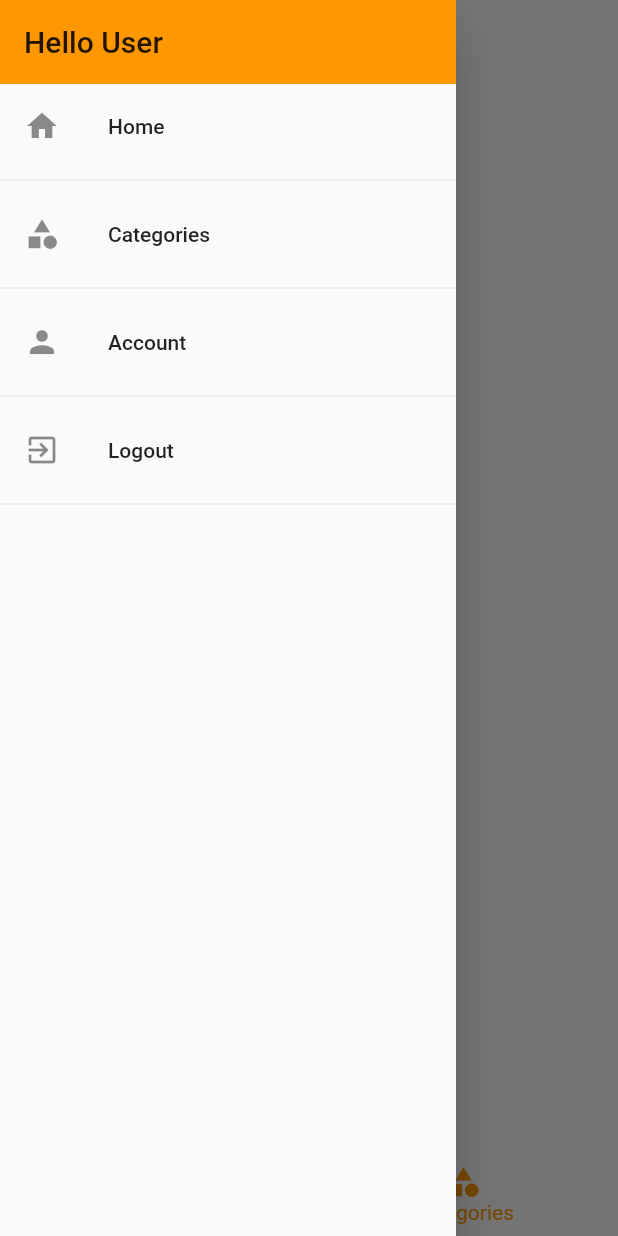
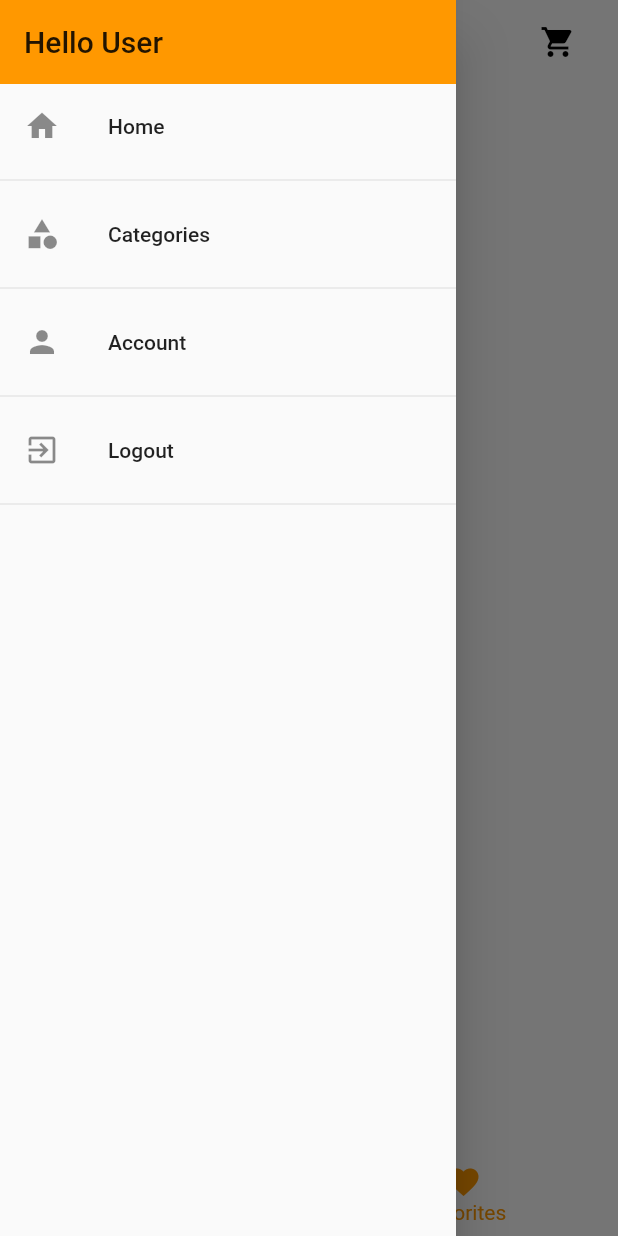
Before and after one commit to zweistein1326/rent_app, a Flutter app: the screen it shows after launch, item 2 of the bottom bar chosen, with the side drawer open, on a phone screen of 412 x 824 dp. Run offline on Flutter 3.47's test engine with Material 2 defaults, Android fonts, the phone set to English and light mode, and no system bars; network calls fail.

Commit message:
horizontal ListTile

```diff
--- a/lib/main.dart
+++ b/lib/main.dart
@@ -1,18 +1,27 @@
 import 'package:flutter/material.dart';
 import 'package:rent_app/screens/account_screen.dart';
+import 'package:rent_app/screens/cart_screen.dart';
 import './screens/categories_screen.dart';
 import './screens/product_details_screen.dart';
 import './screens/products_overview_screen.dart';
 import 'package:provider/provider.dart';
 import './providers/products.dart';
+import './providers/cart.dart';
 
 void main() => runApp(MyApp());
 
 class MyApp extends StatelessWidget {
   @override
   Widget build(BuildContext context) {
-    return ChangeNotifierProvider.value(
-      value: Products(),
+    return MultiProvider(
+      providers: [
+        ChangeNotifierProvider.value(
+          value: Products(),
+        ),
+        ChangeNotifierProvider.value(
+          value: Cart(),
+        )
+      ],
       child: MaterialApp(
         title: 'Rent-App',
         theme: ThemeData(
@@ -24,7 +33,8 @@ class MyApp extends StatelessWidget {
           ProductDetails.routeName: (ctx) => ProductDetails(),
           ProductsOverviewScreen.routeName: (ctx) => ProductsOverviewScreen(),
           CategoriesScreen.routeName: (ctx) => CategoriesScreen(),
-          AccountScreen.routeName: (ctx) => AccountScreen()
+          AccountScreen.routeName: (ctx) => AccountScreen(),
+          CartScreen.routeName: (ctx) => CartScreen(),
         },
       ),
     );
--- a/lib/providers/cart.dart
+++ b/lib/providers/cart.dart
@@ -1,5 +1,3 @@
-import 'dart:math';
-
 import 'package:flutter/material.dart';
 import './products.dart';
 import './product.dart';
--- a/lib/providers/products.dart
+++ b/lib/providers/products.dart
@@ -17,6 +17,13 @@ class Products with ChangeNotifier {
         price: 12.99,
         image:
             'https://imgaz.staticbg.com/thumb/large/oaupload/ser1/banggood/images/99/6C/44f193a0-eced-41e4-ba78-226d7b3b25f8.jpg',
+        description: 'Samnsung TV'),
+    Product(
+        id: 'p2',
+        title: 'Television',
+        price: 12.99,
+        image:
+            'https://imgaz.staticbg.com/thumb/large/oaupload/ser1/banggood/images/99/6C/44f193a0-eced-41e4-ba78-226d7b3b25f8.jpg',
         description: 'Samnsung TV')
   ];
 
--- a/lib/screens/products_overview_screen.dart
+++ b/lib/screens/products_overview_screen.dart
@@ -1,6 +1,7 @@
 import 'package:flutter/material.dart';
 import 'package:provider/provider.dart';
-import 'package:rent_app/screens/categories_screen.dart';
+import '../screens/categories_screen.dart';
+import '../screens/cart_screen.dart';
 import '../providers/products.dart';
 import '../widgets/product_tile.dart';
 import '../widgets/app_drawer.dart';
@@ -28,14 +29,48 @@ class _ProductsOverviewScreenState extends State<ProductsOverviewScreen> {
       appBar: AppBar(
           backgroundColor: Colors.white,
           elevation: 0,
-        title: Text('Your Products'),
+          title: Container(
+              margin: EdgeInsets.only(
+                  left: MediaQuery.of(context).size.width * 0.27),
+              child: Row(
+                mainAxisAlignment: MainAxisAlignment.spaceBetween,
+                children: <Widget>[
+                  Text('Market'),
+                  IconButton(
+                    icon: Icon(Icons.shopping_cart),
+                    onPressed: () {
+                      //open cart screen
+                      Navigator.of(context).pushNamed(CartScreen.routeName);
+                    },
+                  )
+                ],
+              ))),
+      body: index == 0
+          ? Column(
+              children: <Widget>[
+                Container(
+                  height: MediaQuery.of(context).size.height * 0.3,
+                  alignment: Alignment.center,
+                  child: Text(
+                    "THIS IS MY APPPPPP",
+                    style: TextStyle(
+                      fontSize: 40,
                     ),
-      body: index == 0
-          ? Center(
+                  ),
+                ),
+                Container(
+                  padding: EdgeInsets.symmetric(horizontal: 0, vertical: 10),
+                  decoration: BoxDecoration(
+                    border: Border.all(color: Colors.black12),
+                  ),
+                  height: MediaQuery.of(context).size.height * 0.23,
                   child: ListView.builder(
+                    scrollDirection: Axis.horizontal,
                     itemBuilder: (ctx, i) => ProductTile(products[i]),
                     itemCount: products.length,
                   ),
+                ),
+              ],
             )
           : Center(
               child: Text("Favorites"),
@@ -51,9 +86,9 @@ class _ProductsOverviewScreenState extends State<ProductsOverviewScreen> {
             icon: Icon(Icons.home),
           ),
           BottomNavigationBarItem(
-            title: Text('Categories'),
-            icon: Icon(Icons.category),
-          ),
+              title: Text('Favorites'),
+              icon: Icon(Icons.favorite_border),
+              activeIcon: Icon(Icons.favorite)),
         ],
       ),
     );
```
Also changed, not shown: lib/screens/cart_screen.dart (added, +51 -0 lines), lib/widgets/product_tile.dart (+32 -22 lines). Lines whose indentation alone changed are shown as unchanged.
